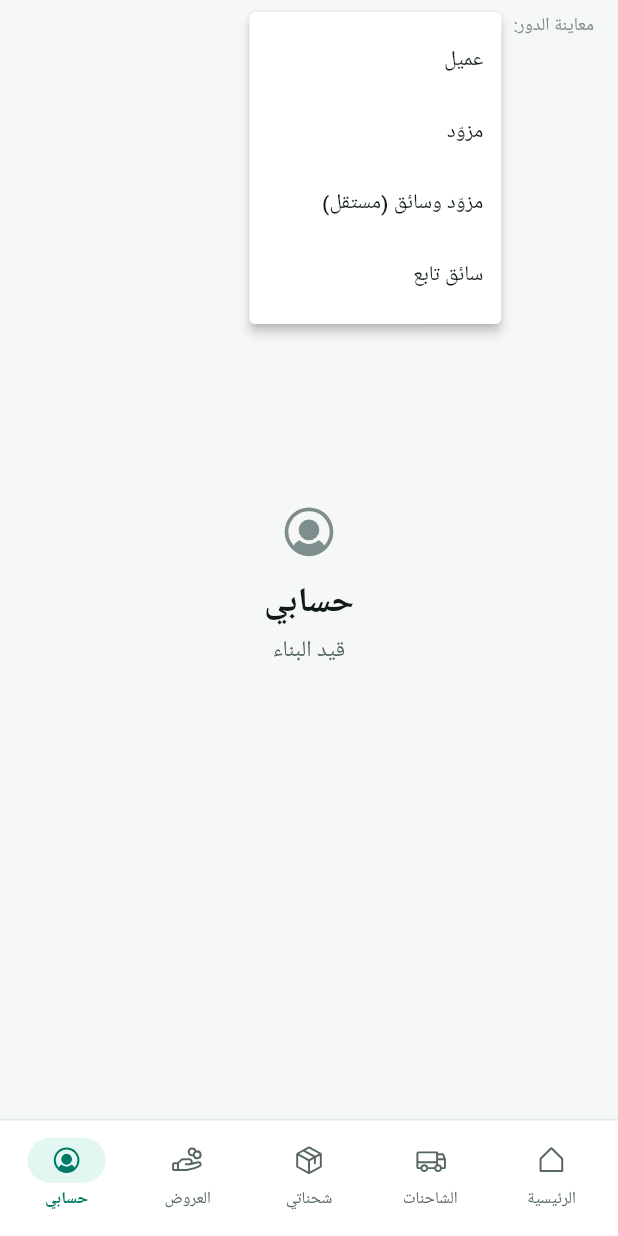
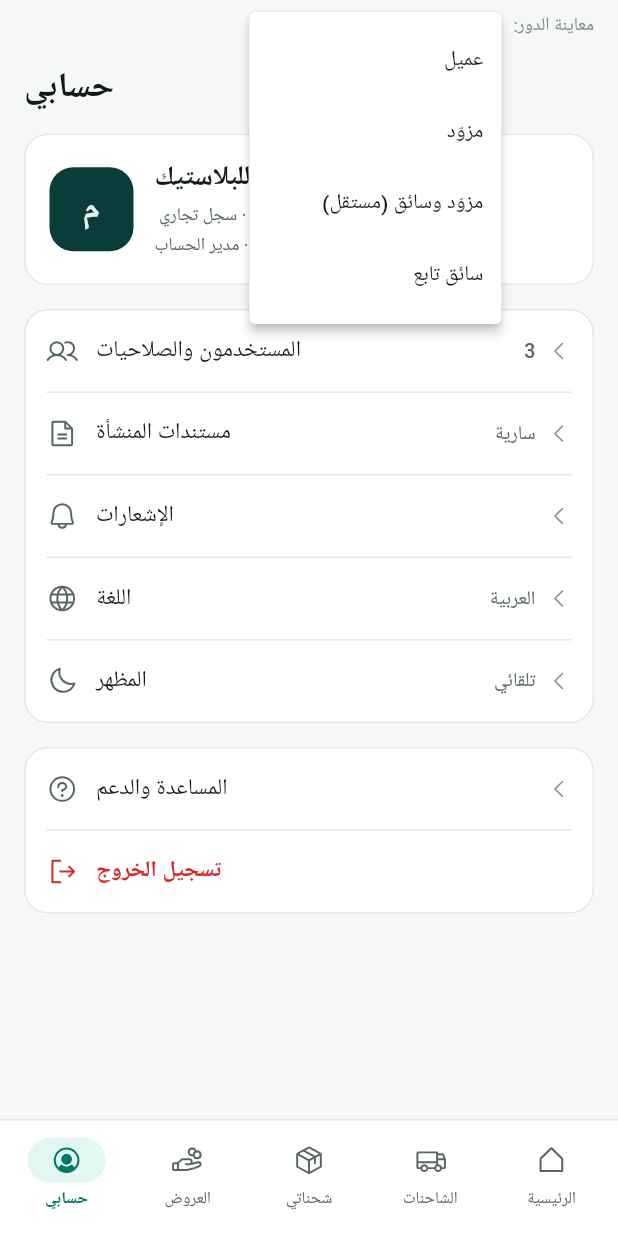
Before and after one commit to wa1eeed/nqlah-logistic, a Flutter app: the AppShell screen opened by its route, after a tap on "عميل", on a phone screen of 412 x 824 dp. Run offline on Flutter 3.47's test engine with Material 3 defaults, Android fonts, the phone set to English and light mode, and no system bars; our stand-ins replace flutter_riverpod, flutter_svg, go_router, google_fonts; Roboto replaces fonts that are missing (Tajawal).

Commit message:
feat(mobile): Phase 2 complete — finance, notifications, account
The last three customer screens; Phase 2 (customer) is now complete and
the full customer shell navigation works (all 5 tabs render real
screens). Verified in-browser (light/dark):

- Finance (4h): pushed from the home wallet button (no tab bar). Hero
  "المستحق عليك" card, segmented (pending/reported/paid), direct-pay
  note, invoice cards with due chip + bank-details + report-payment.
- Notifications (5b): pushed from the bell. Filter chips, today/
  yesterday groups, typed rows (offer/transit/driver/payment/ePOD/
  container) with tone tiles, unread highlight + dot.
- Account (5c, customer variant — no plan card): profile card, settings
  groups (users, documents, notifications, language, theme; help,
  sign-out). Wired as the حسابي tab.

Home wallet → /finance, bell → /notifications; account = tab 5.
Added icon constants (bank, users, globe, moon, question, sign-out).
flutter analyze clean.

Co-Authored-By: Claude Opus 4.8 <noreply@anthropic.com>

```diff
--- a/apps/mobile/lib/core/router.dart
+++ b/apps/mobile/lib/core/router.dart
@@ -15,6 +15,8 @@ import '../features/customer/order/order_step6_review.dart';
 import '../features/customer/order_detail_screen.dart';
 import '../features/customer/tracking_screen.dart';
 import '../features/customer/truck_detail_screen.dart';
+import '../features/customer/customer_finance_screen.dart';
+import '../features/customer/customer_notifications_screen.dart';
 import '../features/shell/app_shell.dart';
 
 /// App routes (Phase 1). The post-login shell is resolved from the account's
@@ -110,5 +112,13 @@ final router = GoRouter(
       builder: (context, state) =>
           TruckDetailScreen(onRequest: () => context.push('/order')),
     ),
+    GoRoute(
+      path: '/finance',
+      builder: (context, state) => const CustomerFinanceScreen(),
+    ),
+    GoRoute(
+      path: '/notifications',
+      builder: (context, state) => const CustomerNotificationsScreen(),
+    ),
   ],
 );
--- a/apps/mobile/lib/core/widgets/nq_icon.dart
+++ b/apps/mobile/lib/core/widgets/nq_icon.dart
@@ -110,4 +110,11 @@ class NqIcons {
   static const scales = 'scales';
   static const ruler = 'ruler';
   static const shareNetwork = 'share-network';
+  static const bank = 'bank';
+  static const users = 'users';
+  static const globe = 'globe';
+  static const moon = 'moon';
+  static const question = 'question';
+  static const signOut = 'sign-out';
+  static const gearSix = 'gear-six';
 }
--- /dev/null
+++ b/apps/mobile/lib/features/customer/customer_account_screen.dart
@@ -0,0 +1,143 @@
+import 'package:flutter/material.dart';
+
+import '../../core/theme/tokens.dart';
+import '../../core/theme/typography.dart';
+import '../../core/widgets/ltr.dart';
+import '../../core/widgets/nq_icon.dart';
+
+/// Customer account (handoff 5c — customer variant: no plan card).
+class CustomerAccountScreen extends StatelessWidget {
+  const CustomerAccountScreen({super.key});
+
+  @override
+  Widget build(BuildContext context) {
+    final c = context.nq;
+    return SafeArea(
+      child: ListView(
+        padding: const EdgeInsets.fromLTRB(16, 8, 16, 24),
+        children: [
+          Row(
+            children: [
+              const Spacer(),
+              Text('حسابي', style: NqType.h1.copyWith(color: c.tx)),
+            ],
+          ),
+          const SizedBox(height: 16),
+          _profileCard(c),
+          const SizedBox(height: 16),
+          _group(c, [
+            _row(c, NqIcons.users, 'المستخدمون والصلاحيات', value: '3'),
+            _row(c, NqIcons.fileText, 'مستندات المنشأة', value: 'سارية'),
+            _row(c, NqIcons.bell, 'الإشعارات'),
+            _row(c, NqIcons.globe, 'اللغة', value: 'العربية'),
+            _row(c, NqIcons.moon, 'المظهر', value: 'تلقائي', last: true),
+          ]),
+          const SizedBox(height: 16),
+          _group(c, [
+            _row(c, NqIcons.question, 'المساعدة والدعم'),
+            _row(c, NqIcons.signOut, 'تسجيل الخروج',
+                danger: true, chevron: false, last: true),
+          ]),
+        ],
+      ),
+    );
+  }
+
+  Widget _profileCard(NqColors c) => Container(
+        padding: const EdgeInsets.all(16),
+        decoration: BoxDecoration(
+          color: c.sf,
+          borderRadius: BorderRadius.circular(NqRadius.card),
+          border: Border.all(color: c.bd),
+        ),
+        child: Row(
+          children: [
+            Expanded(
+              child: Column(
+                crossAxisAlignment: CrossAxisAlignment.end,
+                children: [
+                  Row(
+                    mainAxisAlignment: MainAxisAlignment.end,
+                    children: [
+                      NqIcon(NqIcons.sealCheck, fill: true, size: 18, color: c.mintTx),
+                      const SizedBox(width: 6),
+                      Flexible(
+                        child: Text('مصنع الرّواد للبلاستيك',
+                            style: NqType.h2.copyWith(color: c.tx),
+                            textAlign: TextAlign.right),
+                      ),
+                    ],
+                  ),
+                  const SizedBox(height: 4),
+                  Row(
+                    mainAxisAlignment: MainAxisAlignment.end,
+                    children: [
+                      Ltr('2050118472',
+                          style: NqType.numeric(12, FontWeight.w400)
+                              .copyWith(color: c.tx2)),
+                      Text(' عميل · سجل تجاري ',
+                          style: NqType.caption.copyWith(color: c.tx2)),
+                    ],
+                  ),
+                  const SizedBox(height: 2),
+                  Text('عبدالرحمن السبيعي · مدير الحساب',
+                      style: NqType.caption.copyWith(color: c.tx2)),
+                ],
+              ),
+            ),
+            const SizedBox(width: 14),
+            Container(
+              width: 56,
+              height: 56,
+              alignment: Alignment.center,
+              decoration: BoxDecoration(
+                color: c.hero,
+                borderRadius: BorderRadius.circular(NqRadius.card),
+              ),
+              child: Text('م', style: NqType.h1.copyWith(color: NqFixed.heroText)),
+            ),
+          ],
+        ),
+      );
+
+  Widget _group(NqColors c, List<Widget> rows) => Container(
+        decoration: BoxDecoration(
+          color: c.sf,
+          borderRadius: BorderRadius.circular(NqRadius.card),
+          border: Border.all(color: c.bd),
+        ),
+        child: Column(children: rows),
+      );
+
+  Widget _row(NqColors c, String icon, String label,
+      {String? value, bool danger = false, bool chevron = true, bool last = false}) {
+    final color = danger ? c.err : c.tx;
+    return Column(
+      children: [
+        Container(
+          height: 54,
+          padding: const EdgeInsets.symmetric(horizontal: 14),
+          child: Row(
+            children: [
+              if (chevron)
+                NqIcon(NqIcons.caretLeft, size: 16, color: c.tx3),
+              if (value != null) ...[
+                const SizedBox(width: 8),
+                Text(value, style: NqType.label.copyWith(color: c.tx2)),
+              ],
+              const Spacer(),
+              Text(label, style: NqType.body.copyWith(color: color, fontWeight: danger ? FontWeight.w700 : FontWeight.w400)),
+              const SizedBox(width: 12),
+              NqIcon(icon, size: 21, color: danger ? c.err : c.tx2),
+            ],
+          ),
+        ),
+        if (!last)
+          Padding(
+            padding: const EdgeInsets.symmetric(horizontal: 14),
+            child: Divider(color: c.bd, height: 1),
+          ),
+      ],
+    );
+  }
+}
--- a/apps/mobile/lib/features/customer/customer_home_screen.dart
+++ b/apps/mobile/lib/features/customer/customer_home_screen.dart
@@ -11,10 +11,12 @@ import '../../design_system/waybill_card.dart';
 
 /// Customer home (handoff 1a + Addendum 01 §0: wallet button in the header).
 class CustomerHomeScreen extends StatelessWidget {
-  const CustomerHomeScreen({super.key, this.onNewOrder, this.onWallet});
+  const CustomerHomeScreen(
+      {super.key, this.onNewOrder, this.onWallet, this.onBell});
 
   final VoidCallback? onNewOrder;
   final VoidCallback? onWallet;
+  final VoidCallback? onBell;
 
   @override
   Widget build(BuildContext context) {
@@ -101,7 +103,7 @@ class CustomerHomeScreen extends StatelessWidget {
               ),
               _headerBtn(c, NqIcons.wallet, dotColor: const Color(0xFFFBBF24), onTap: onWallet),
               const SizedBox(width: 8),
-              _headerBtn(c, NqIcons.bell, dotColor: NqFixed.heroAccent),
+              _headerBtn(c, NqIcons.bell, dotColor: NqFixed.heroAccent, onTap: onBell),
             ],
           ),
           const SizedBox(height: 24),
--- a/apps/mobile/lib/features/shell/app_shell.dart
+++ b/apps/mobile/lib/features/shell/app_shell.dart
@@ -6,6 +6,7 @@ import '../../core/theme/tokens.dart';
 import '../../core/theme/typography.dart';
 import '../../core/widgets/nq_icon.dart';
 import '../../design_system/tab_bar.dart';
+import '../customer/customer_account_screen.dart';
 import '../customer/customer_home_screen.dart';
 import '../customer/customer_offers_screen.dart';
 import '../customer/customer_shipments_screen.dart';
@@ -72,13 +73,19 @@ class _AppShellState extends State<AppShell> {
     if (_identity == NqIdentity.customer) {
       switch (index) {
         case 0:
-          return CustomerHomeScreen(onNewOrder: () => context.push('/order'));
+          return CustomerHomeScreen(
+            onNewOrder: () => context.push('/order'),
+            onWallet: () => context.push('/finance'),
+            onBell: () => context.push('/notifications'),
+          );
         case 1:
           return const CustomerTrucksScreen();
         case 2:
           return const CustomerShipmentsScreen();
         case 3:
           return const CustomerOffersScreen();
+        case 4:
+          return const CustomerAccountScreen();
       }
     }
     return _placeholderBody(c, tab);
```
Also changed, not shown: apps/mobile/lib/features/customer/customer_finance_screen.dart (added, +228 -0 lines), apps/mobile/lib/features/customer/customer_notifications_screen.dart (added, +198 -0 lines), 1 other file.
